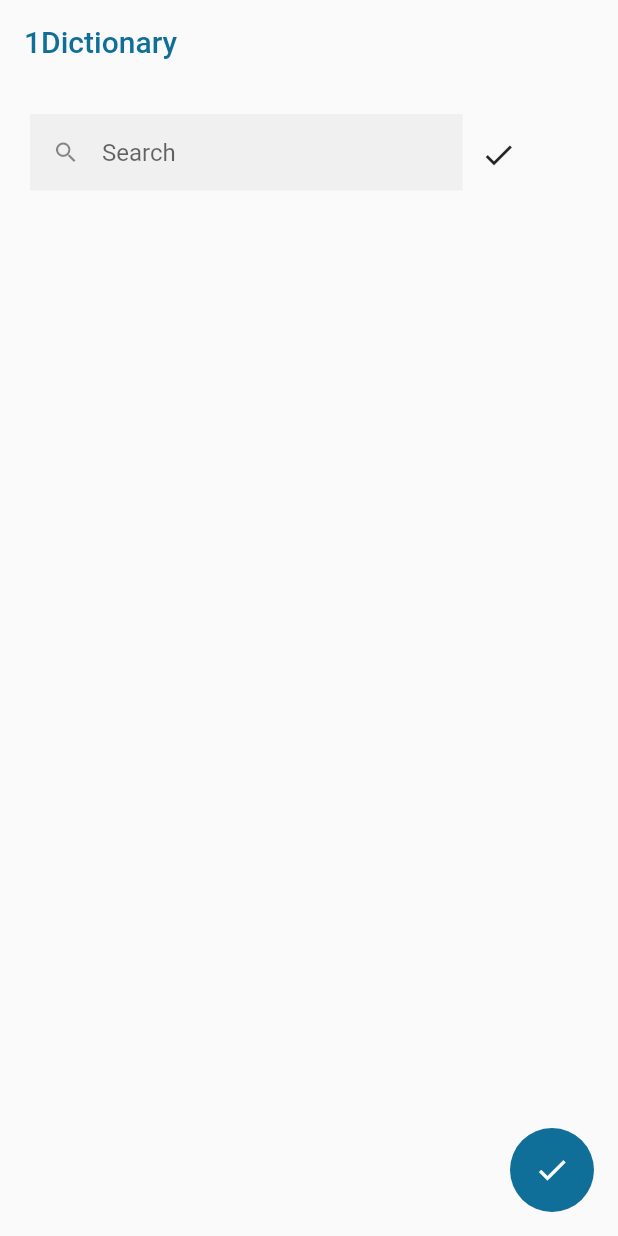
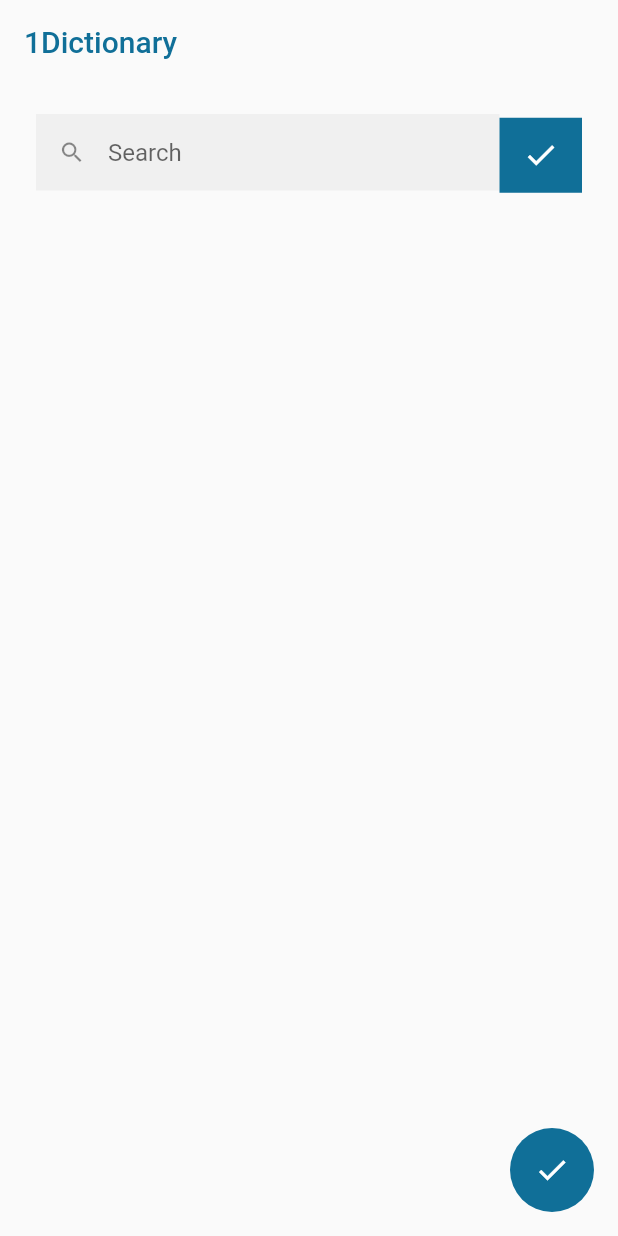
Before and after one commit to shyamexe/Dictionary_app_flutter_using_bloc, a Flutter app: the screen it shows after launch, after a tap on the "check" icon, on a phone screen of 412 x 824 dp. Run offline on Flutter 3.47's test engine with Material 2 defaults, Android fonts, the light colour scheme and no system bars; our stand-ins replace audioplayers, bloc, equatable, flutter_bloc.

Commit message:
added search button

```diff
--- a/lib/presentation/screens/home_screen/home_screen.dart
+++ b/lib/presentation/screens/home_screen/home_screen.dart
@@ -55,11 +55,27 @@
                 Padding(
                     padding: const EdgeInsets.all(20),
                     child: Row(
+                      crossAxisAlignment: CrossAxisAlignment.center,
+                      mainAxisAlignment: MainAxisAlignment.center,
                       children: [
-                        SizedBox(height: 55, width: size.width*0.7 ,child: textFieldWidget(context)),
-                        IconButton(
-                          onPressed: (){},
-                          icon:const Icon(Icons.check),
+                        SizedBox(
+                          height: 55,
+                          width: size.width * 0.75,
+                          child: textFieldWidget(context),
+                        ),
+                        InkWell(
+                          onTap: () {
+                            onSearch(context);
+                            FocusScope.of(context).unfocus();
+                          },
+                          child: Container(
+                              color: Strings.appDarkBlue,
+                              height: 50,
+                              width: 55,
+                              child: const Icon(
+                                Icons.check,
+                                color: Color(0xFFFFFFFF),
+                              )),
                         )
                       ],
                     )),
```
